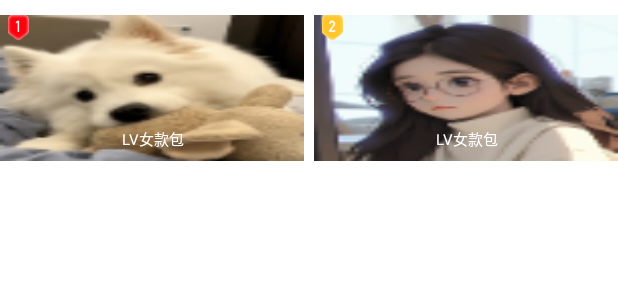
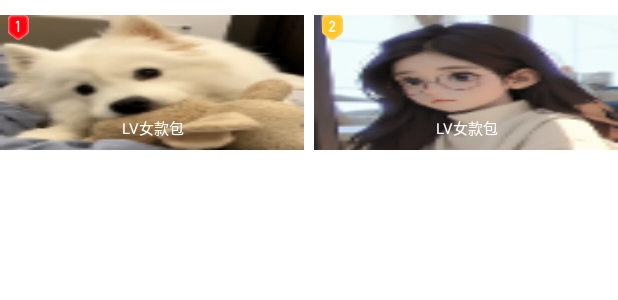
Before and after one commit to lipeng920417/YiQiZhuan, an Android app: the layout item_search_recommend_first.xml on its own in the app's theme, with its tools: preview values and no code run, on a phone screen of 412 x 824 dp. Shown: the top 300 px of the screen. Run offline under Robolectric (Android 15) with nearby library versions, the phone set to English and light mode, and no system bars.

Commit message:
feat:搜索样式修改

```diff
--- a/app/src/main/java/com/yiqizhuan/app/ui/search/item/RecommendFlexibleItem.java
+++ b/app/src/main/java/com/yiqizhuan/app/ui/search/item/RecommendFlexibleItem.java
@@ -61,7 +61,7 @@
             }
             if (details != null && details.size() > 2) {
                 for (int i = 0; i < details.size(); i++) {
-                    if (i > 1) {
+                    if (i > 1 && i < 10) {
                         recommendFlexibleAdapter.addItem(new RecommendCommonFlexibleItem(context, details.get(i)));
                     }
                 }
@@ -69,7 +69,9 @@
         } else {
             if (details != null && details.size() > 0) {
                 for (int i = 0; i < details.size(); i++) {
-                    recommendFlexibleAdapter.addItem(new RecommendCommonFlexibleItem(context, details.get(i)));
+                    if (i < 10){
+                        recommendFlexibleAdapter.addItem(new RecommendCommonFlexibleItem(context, details.get(i)));
+                    }
                 }
             }
         }
--- a/app/src/main/res/layout/item_search_recommend_common.xml
+++ b/app/src/main/res/layout/item_search_recommend_common.xml
@@ -8,7 +8,7 @@
 
     <RelativeLayout
         android:layout_width="wrap_content"
-        android:layout_height="wrap_content">
+        android:layout_height="40dp">
 
         <ImageView
             android:id="@+id/iv1"
--- a/app/src/main/res/layout/item_search_recommend_first.xml
+++ b/app/src/main/res/layout/item_search_recommend_first.xml
@@ -8,14 +8,14 @@
     <RelativeLayout
         android:id="@+id/rly1"
         android:layout_width="0dp"
-        android:layout_height="97dp"
+        android:layout_height="90dp"
         android:layout_marginRight="3dp"
         android:layout_weight="1">
 
         <ImageView
             android:id="@+id/iv1"
             android:layout_width="match_parent"
-            android:layout_height="97dp"
+            android:layout_height="match_parent"
             android:scaleType="fitXY"
             android:src="@mipmap/ic_custom_1"></ImageView>
         <ImageView
@@ -45,14 +45,14 @@
     <RelativeLayout
         android:id="@+id/rly2"
         android:layout_width="0dp"
-        android:layout_height="97dp"
+        android:layout_height="90dp"
         android:layout_marginLeft="3dp"
         android:layout_weight="1">
 
         <ImageView
             android:id="@+id/iv2"
             android:layout_width="match_parent"
-            android:layout_height="97dp"
+            android:layout_height="match_parent"
             android:layout_weight="1"
             android:scaleType="fitXY"
             android:src="@mipmap/ic_custom_2"></ImageView>
```
Also changed, not shown: app/src/main/res/layout/item_search_recommend.xml (+3 -4 lines).
